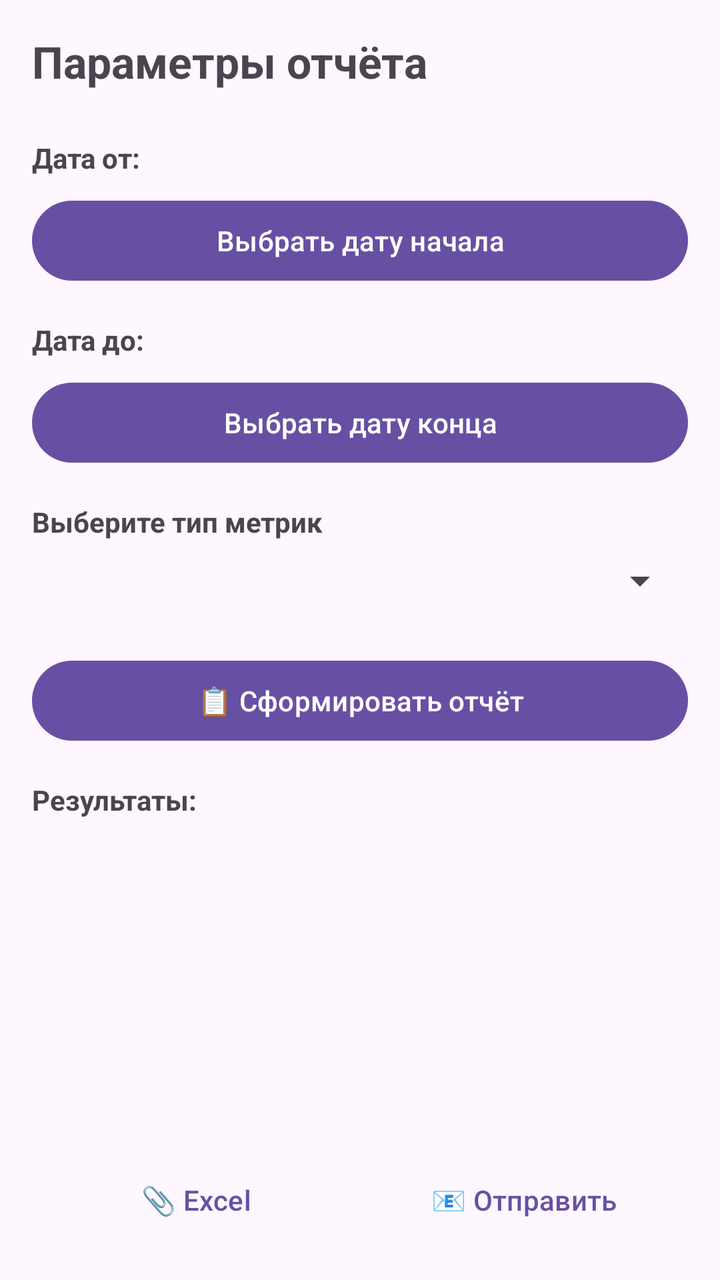
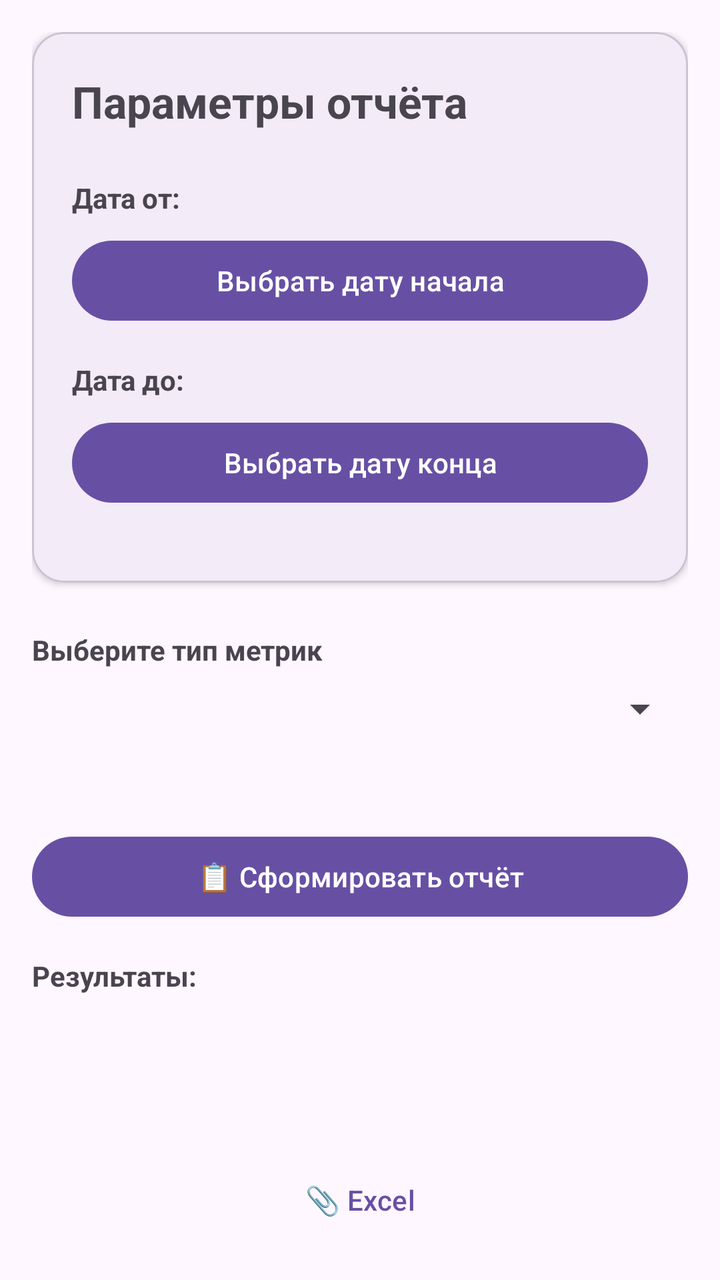

Before-and-after screenshots of an Android layout around one commit, followed by the original layout XML and the change that was made.
<!-- AndroidManifest.xml: application theme Theme.HealthAppFront -->
<!-- res/layout/activity_report.xml -->
<?xml version="1.0" encoding="utf-8"?>
<LinearLayout xmlns:android="http://schemas.android.com/apk/res/android"
    android:layout_width="match_parent"
    android:layout_height="match_parent"
    android:orientation="vertical"
    android:padding="16dp">

    <TextView
        android:text="@string/orderSet"
        android:layout_width="wrap_content"
        android:layout_height="wrap_content"
        android:textStyle="bold"
        android:textSize="22sp"
        android:layout_marginBottom="24dp"/>

    <TextView
        android:layout_width="wrap_content"
        android:layout_height="wrap_content"
        android:text="@string/FromDate"
        android:textStyle="bold"
        android:layout_marginBottom="8dp"/>

    <Button
        android:id="@+id/btn_from_date"
        android:layout_width="match_parent"
        android:layout_height="wrap_content"
        android:text="@string/choseFromDate"
        android:layout_marginBottom="16dp"/>

    <TextView
        android:layout_width="wrap_content"
        android:layout_height="wrap_content"
        android:text="@string/ToDate"
        android:textStyle="bold"
        android:layout_marginBottom="8dp"/>

    <Button
        android:id="@+id/btn_to_date"
        android:layout_width="match_parent"
        android:layout_height="wrap_content"
        android:text="@string/ChoseToDate"
        android:layout_marginBottom="16dp"/>

    <TextView
        android:layout_width="wrap_content"
        android:layout_height="wrap_content"
        android:text="@string/ChoseMetricTypeTitle"
        android:textStyle="bold"
        android:layout_marginBottom="8dp"/>

    <Spinner
        android:id="@+id/spinner_metric_type"
        android:layout_width="match_parent"
        android:layout_height="wrap_content"
        android:layout_marginBottom="24dp"/>

    <Button
        android:id="@+id/btn_generate"
        android:layout_width="match_parent"
        android:layout_height="wrap_content"
        android:text="@string/GenerateReport"
        android:layout_marginBottom="16dp"/>

    <TextView
        android:layout_width="wrap_content"
        android:layout_height="wrap_content"
        android:text="@string/Results"
        android:textStyle="bold"
        android:layout_marginBottom="8dp"/>

    <androidx.recyclerview.widget.RecyclerView
        android:id="@+id/rv_report"
        android:layout_width="match_parent"
        android:layout_height="0dp"
        android:layout_weight="1"
        android:layout_marginBottom="16dp" />

    <LinearLayout
        style="?android:attr/buttonBarStyle"
        android:layout_width="match_parent"
        android:layout_height="wrap_content"
        android:orientation="horizontal">

        <Button
            android:id="@+id/btn_export_excel"
            style="?android:attr/buttonBarButtonStyle"
            android:layout_width="0dp"
            android:layout_height="wrap_content"
            android:layout_weight="1"
            android:text="@string/exportExcel"
            android:layout_marginEnd="8dp" />

        <Button
            android:id="@+id/btn_send_email"
            style="?android:attr/buttonBarButtonStyle"
            android:layout_width="0dp"
            android:layout_height="wrap_content"
            android:layout_weight="1"
            android:text="@string/SendEmail"
            android:layout_marginEnd="8dp"/>

    </LinearLayout>

</LinearLayout>
<!-- resources referenced by this layout -->
<resources>
  <string name="ChoseMetricTypeTitle">Выберите тип метрик</string>
  <string name="ChoseToDate">Выбрать дату конца</string>
  <string name="FromDate">Дата от:</string>
  <string name="GenerateReport">📋 Сформировать отчёт</string>
  <string name="Results">Результаты:</string>
  <string name="SendEmail">📧 Отправить</string>
  <string name="ToDate">Дата до:</string>
  <string name="choseFromDate">Выбрать дату начала</string>
  <string name="exportExcel">📎 Excel</string>
  <string name="orderSet">Параметры отчёта</string>
  <style name="Theme.HealthAppFront" parent="Base.Theme.HealthAppFront" />
  <style name="Base.Theme.HealthAppFront" parent="Theme.Material3.DayNight.NoActionBar">
          
          
      </style>
</resources>

<!-- the commit's change to res/layout/activity_report.xml (unified diff, before → after) -->
@@ -1,79 +1,97 @@
 <?xml version="1.0" encoding="utf-8"?>
 <LinearLayout xmlns:android="http://schemas.android.com/apk/res/android"
+    xmlns:app="http://schemas.android.com/apk/res-auto"
     android:layout_width="match_parent"
     android:layout_height="match_parent"
     android:orientation="vertical"
     android:padding="16dp">
 
-    <TextView
-        android:text="@string/orderSet"
-        android:layout_width="wrap_content"
+    <com.google.android.material.card.MaterialCardView
+        android:layout_width="match_parent"
         android:layout_height="wrap_content"
-        android:textStyle="bold"
-        android:textSize="22sp"
-        android:layout_marginBottom="24dp"/>
+        android:layout_marginBottom="24dp"
+        app:cardCornerRadius="16dp"
+        app:cardElevation="2dp">
+
+        <LinearLayout
+            android:layout_width="match_parent"
+            android:layout_height="wrap_content"
+            android:orientation="vertical"
+            android:padding="20dp">
+
+            <TextView
+                android:layout_width="wrap_content"
+                android:layout_height="wrap_content"
+                android:layout_marginBottom="24dp"
+                android:text="@string/orderSet"
+                android:textSize="22sp"
+                android:textStyle="bold" />
+
+            <TextView
+                android:layout_width="wrap_content"
+                android:layout_height="wrap_content"
+                android:layout_marginBottom="8dp"
+                android:text="@string/FromDate"
+                android:textStyle="bold" />
+
+            <Button
+                android:id="@+id/btn_from_date"
+                android:layout_width="match_parent"
+                android:layout_height="wrap_content"
+                android:layout_marginBottom="16dp"
+                android:text="@string/choseFromDate" />
+
+            <TextView
+                android:layout_width="wrap_content"
+                android:layout_height="wrap_content"
+                android:layout_marginBottom="8dp"
+                android:text="@string/ToDate"
+                android:textStyle="bold" />
+
+            <Button
+                android:id="@+id/btn_to_date"
+                android:layout_width="match_parent"
+                android:layout_height="wrap_content"
+                android:layout_marginBottom="16dp"
+                android:text="@string/ChoseToDate" />
+        </LinearLayout>
+
+    </com.google.android.material.card.MaterialCardView>
+
 
     <TextView
         android:layout_width="wrap_content"
         android:layout_height="wrap_content"
-        android:text="@string/FromDate"
-        android:textStyle="bold"
-        android:layout_marginBottom="8dp"/>
-
-    <Button
-        android:id="@+id/btn_from_date"
-        android:layout_width="match_parent"
-        android:layout_height="wrap_content"
-        android:text="@string/choseFromDate"
-        android:layout_marginBottom="16dp"/>
-
-    <TextView
-        android:layout_width="wrap_content"
-        android:layout_height="wrap_content"
-        android:text="@string/ToDate"
-        android:textStyle="bold"
-        android:layout_marginBottom="8dp"/>
-
-    <Button
-        android:id="@+id/btn_to_date"
-        android:layout_width="match_parent"
-        android:layout_height="wrap_content"
-        android:text="@string/ChoseToDate"
-        android:layout_marginBottom="16dp"/>
-
-    <TextView
-        android:layout_width="wrap_content"
-        android:layout_height="wrap_content"
+        android:layout_marginBottom="8dp"
         android:text="@string/ChoseMetricTypeTitle"
-        android:textStyle="bold"
-        android:layout_marginBottom="8dp"/>
+        android:textStyle="bold" />
 
     <Spinner
         android:id="@+id/spinner_metric_type"
         android:layout_width="match_parent"
         android:layout_height="wrap_content"
-        android:layout_marginBottom="24dp"/>
+        android:layout_marginBottom="48dp" />
 
     <Button
         android:id="@+id/btn_generate"
         android:layout_width="match_parent"
         android:layout_height="wrap_content"
-        android:text="@string/GenerateReport"
-        android:layout_marginBottom="16dp"/>
+        android:layout_marginBottom="16dp"
+        android:text="@string/GenerateReport" />
 
     <TextView
         android:layout_width="wrap_content"
         android:layout_height="wrap_content"
+        android:layout_marginBottom="8dp"
         android:text="@string/Results"
-        android:textStyle="bold"
-        android:layout_marginBottom="8dp"/>
+        android:textStyle="bold" />
 
     <androidx.recyclerview.widget.RecyclerView
         android:id="@+id/rv_report"
         android:layout_width="match_parent"
         android:layout_height="0dp"
-        android:layout_weight="1"
-        android:layout_marginBottom="16dp" />
+        android:layout_marginBottom="16dp"
+        android:layout_weight="1" />
 
     <LinearLayout
         style="?android:attr/buttonBarStyle"
@@ -86,18 +104,11 @@
             style="?android:attr/buttonBarButtonStyle"
             android:layout_width="0dp"
             android:layout_height="wrap_content"
+            android:layout_marginEnd="8dp"
             android:layout_weight="1"
-            android:text="@string/exportExcel"
-            android:layout_marginEnd="8dp" />
+            android:text="@string/exportExcel" />
 
-        <Button
-            android:id="@+id/btn_send_email"
-            style="?android:attr/buttonBarButtonStyle"
-            android:layout_width="0dp"
-            android:layout_height="wrap_content"
-            android:layout_weight="1"
-            android:text="@string/SendEmail"
-            android:layout_marginEnd="8dp"/>
+        
 
     </LinearLayout>
 
<!-- resource entries referenced after the edit -->
@@ -5,15 +5,10 @@
   <string name="FromDate">Дата от:</string>
   <string name="GenerateReport">📋 Сформировать отчёт</string>
   <string name="Results">Результаты:</string>
-  <string name="SendEmail">📧 Отправить</string>
   <string name="ToDate">Дата до:</string>
   <string name="choseFromDate">Выбрать дату начала</string>
   <string name="exportExcel">📎 Excel</string>
   <string name="orderSet">Параметры отчёта</string>
-  <style name="Theme.HealthAppFront" parent="Base.Theme.HealthAppFront" />
-  <style name="Base.Theme.HealthAppFront" parent="Theme.Material3.DayNight.NoActionBar">
-          
-          
-      </style>
+  <style name="Theme.HealthAppFront" parent="Theme.Material3.DayNight.NoActionBar" />
 </resources>
 
